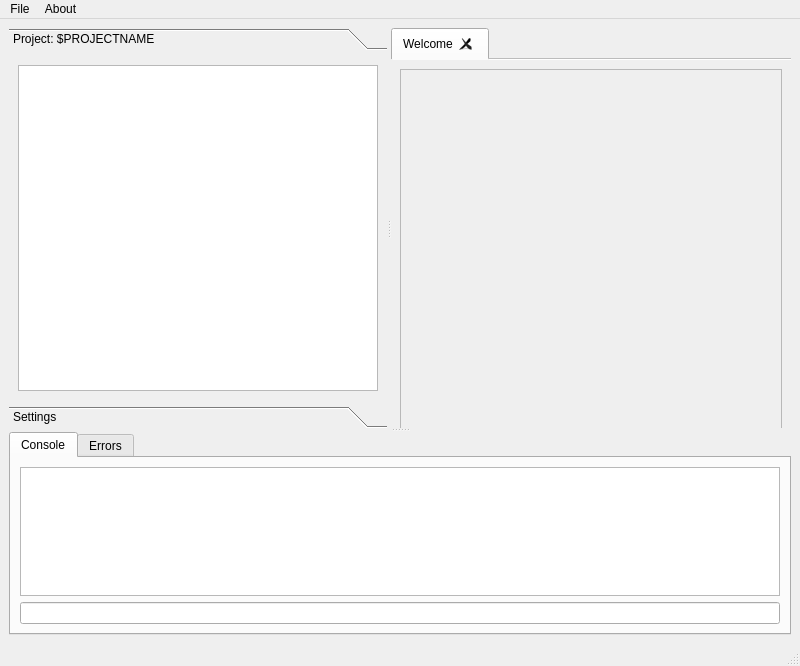
The window that src/ui/mainWindow/mainWindow.ui (sophies92/sosText) describes before a commit, drawn with Qt 5.
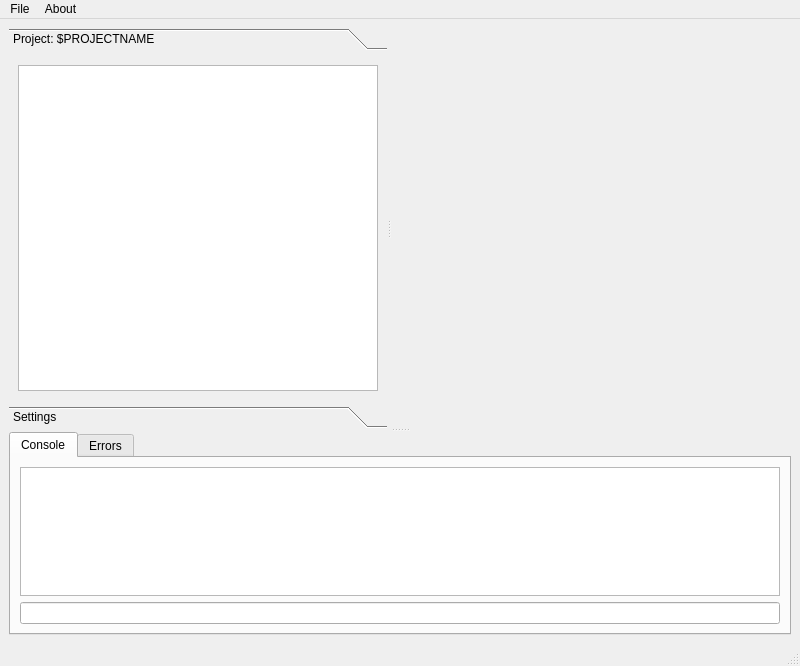
The same window after the commit.

The edit to the form file:
```diff
--- a/src/ui/mainWindow/mainWindow.ui
+++ b/src/ui/mainWindow/mainWindow.ui
@@ -161,35 +161,6 @@
         <property name="movable">
          <bool>true</bool>
         </property>
-        <widget class="QWidget" name="tabWelcomePage">
-         <property name="sizePolicy">
-          <sizepolicy hsizetype="MinimumExpanding" vsizetype="MinimumExpanding">
-           <horstretch>0</horstretch>
-           <verstretch>0</verstretch>
-          </sizepolicy>
-         </property>
-         <property name="minimumSize">
-          <size>
-           <width>400</width>
-           <height>400</height>
-          </size>
-         </property>
-         <attribute name="title">
-          <string>Welcome</string>
-         </attribute>
-         <layout class="QGridLayout" name="gridLayout_3">
-          <item row="0" column="0">
-           <widget class="QFrame" name="frame">
-            <property name="frameShape">
-             <enum>QFrame::StyledPanel</enum>
-            </property>
-            <property name="frameShadow">
-             <enum>QFrame::Raised</enum>
-            </property>
-           </widget>
-          </item>
-         </layout>
-        </widget>
        </widget>
       </widget>
       <widget class="QTabWidget" name="consoleBar">
```
Left out of the diff: 6 changed lines with no effect on the pictures.
